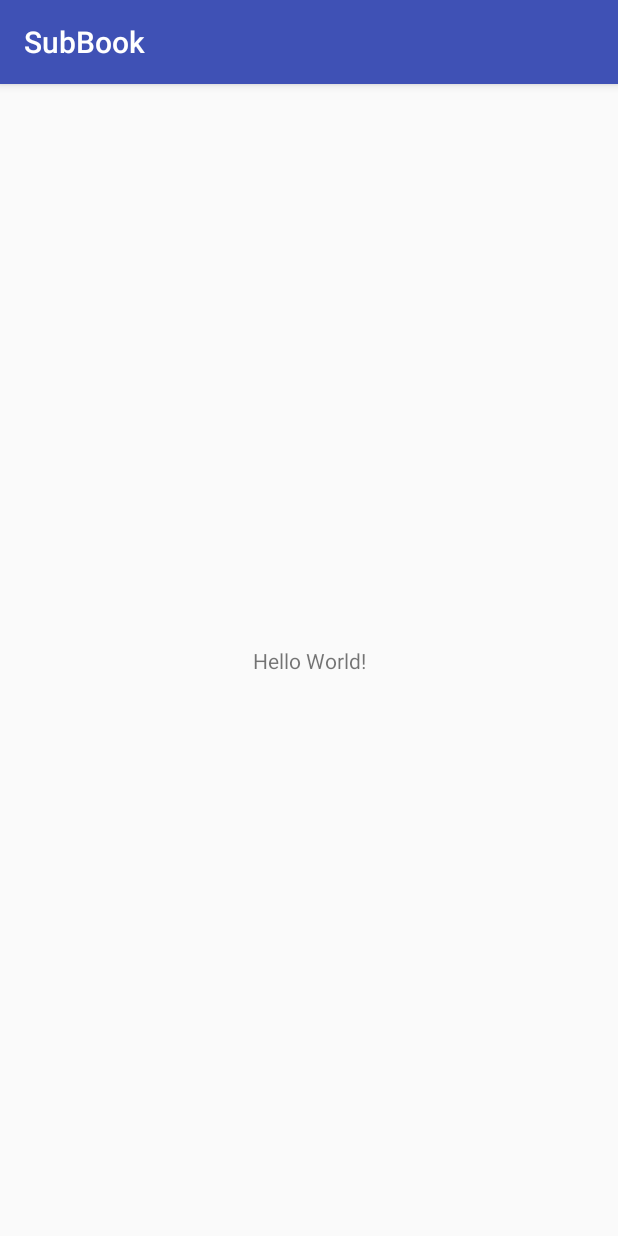
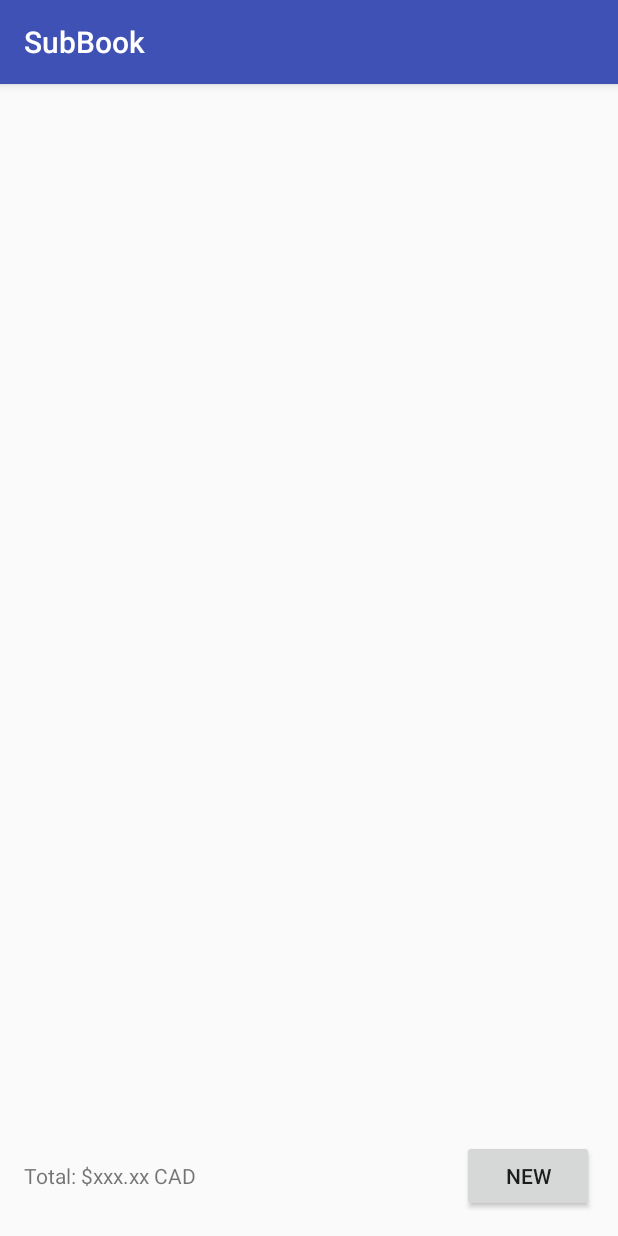
Before and after one commit to MichaelSteer/1428676-SubBook, an Android app: the screen it shows after launch (MainActivity), on a phone screen of 412 x 824 dp. Run offline under Robolectric (Android 15) with nearby library versions, the phone set to English and light mode, and no system bars.

Commit message:
Started Development of the UI - Added Subscription listview - Added second activity for adding a subscription

```diff
--- a/app/src/main/AndroidManifest.xml
+++ b/app/src/main/AndroidManifest.xml
@@ -16,6 +16,10 @@
                 <category android:name="android.intent.category.LAUNCHER" />
             </intent-filter>
         </activity>
+        <activity android:name=".NewSubscriptionActivity"
+                  android:parentActivityName=".MainActivity"
+                  android:label="@string/AddSubscriptionTitle">
+        </activity>
     </application>
 
 </manifest>
--- a/app/src/main/res/layout/activity_main.xml
+++ b/app/src/main/res/layout/activity_main.xml
@@ -6,13 +6,35 @@
     android:layout_height="match_parent"
     tools:context="com.steers.subbook.MainActivity">
 
-    <TextView
+    <Button
+        android:id="@+id/AddSubscriptionButton"
         android:layout_width="wrap_content"
         android:layout_height="wrap_content"
-        android:text="Hello World!"
+        android:layout_marginBottom="16dp"
+        android:layout_marginEnd="16dp"
+        android:onClick="newSubscription"
+        android:text="@string/NewButton"
         app:layout_constraintBottom_toBottomOf="parent"
-        app:layout_constraintLeft_toLeftOf="parent"
-        app:layout_constraintRight_toRightOf="parent"
+        app:layout_constraintEnd_toEndOf="parent" />
+
+    <ListView
+        android:id="@+id/SubscriptionListView"
+        android:layout_width="352dp"
+        android:layout_height="415dp"
+        android:layout_marginEnd="16dp"
+        android:layout_marginStart="16dp"
+        android:layout_marginTop="16dp"
+        app:layout_constraintEnd_toEndOf="parent"
+        app:layout_constraintStart_toStartOf="parent"
         app:layout_constraintTop_toTopOf="parent" />
 
+    <TextView
+        android:id="@+id/TotalValueView"
+        android:layout_width="236dp"
+        android:layout_height="32dp"
+        android:layout_marginStart="16dp"
+        android:text="Total: $xxx.xx CAD"
+        app:layout_constraintBaseline_toBaselineOf="@+id/AddSubscriptionButton"
+        app:layout_constraintStart_toStartOf="parent" />
+
 </android.support.constraint.ConstraintLayout>
--- /dev/null
+++ b/app/src/main/res/layout/subscription_row.xml
@@ -0,0 +1,6 @@
+<?xml version="1.0" encoding="utf-8"?>
+<android.support.constraint.ConstraintLayout
+    xmlns:android="http://schemas.android.com/apk/res/android" android:layout_width="match_parent"
+    android:layout_height="match_parent">
+
+</android.support.constraint.ConstraintLayout>
--- a/app/src/main/res/values/colors.xml
+++ b/app/src/main/res/values/colors.xml
@@ -1,6 +1,6 @@
 <?xml version="1.0" encoding="utf-8"?>
 <resources>
-    <color name="colorPrimary">#3F51B5</color>
+    <color name="colorPrimary">#3f51b5</color>
     <color name="colorPrimaryDark">#303F9F</color>
-    <color name="colorAccent">#FF4081</color>
+    <color name="colorAccent">#ff4081</color>
 </resources>
--- a/app/src/main/res/values/strings.xml
+++ b/app/src/main/res/values/strings.xml
@@ -1,3 +1,5 @@
 <resources>
     <string name="app_name">SubBook</string>
+    <string name="NewButton">New</string>
+    <string name="AddSubscriptionTitle">Add Subscription</string>
 </resources>
```
Also changed, not shown: app/build.gradle (+6 -3 lines), app/src/main/java/com/steers/subbook/MainActivity.java (+8 -0 lines), app/src/main/java/com/steers/subbook/NewSubscriptionActivity.java (added, +13 -0 lines), app/src/main/res/layout/activity_new_subscription.xml (added, +9 -0 lines).
